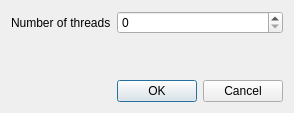
Before: the Qt Designer form ui/ui/resources/designer_files/options.ui in AeroNotix/pdftotif, drawn with Qt 5.
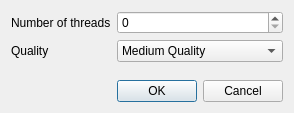
After: the same form once the commit is applied.

Commit message: Added resolution changer in options.dlg

```diff
--- a/ui/ui/resources/designer_files/options.ui
+++ b/ui/ui/resources/designer_files/options.ui
@@ -2,11 +2,19 @@
 <ui version="4.0">
  <class>Dialog</class>
  <widget class="QDialog" name="Dialog">
+  <property name="geometry">
+   <rect>
+    <x>0</x>
+    <y>0</y>
+    <width>270</width>
+    <height>113</height>
+   </rect>
+  </property>
   <property name="windowTitle">
    <string>Dialog</string>
   </property>
   <layout class="QGridLayout" name="gridLayout">
-   <item row="2" column="1">
+   <item row="3" column="1">
     <widget class="QDialogButtonBox" name="buttonBox">
      <property name="orientation">
       <enum>Qt::Horizontal</enum>
@@ -23,7 +31,7 @@
      </property>
     </widget>
    </item>
-   <item row="1" column="1">
+   <item row="2" column="1">
     <spacer name="verticalSpacer">
      <property name="orientation">
       <enum>Qt::Vertical</enum>
@@ -43,6 +51,45 @@
      </property>
     </widget>
    </item>
+   <item row="1" column="1">
+    <widget class="QComboBox" name="comboBox">
+     <property name="currentIndex">
+      <number>2</number>
+     </property>
+     <item>
+      <property name="text">
+       <string>Very Low Quality</string>
+      </property>
+     </item>
+     <item>
+      <property name="text">
+       <string>Low Quality</string>
+      </property>
+     </item>
+     <item>
+      <property name="text">
+       <string>Medium Quality</string>
+      </property>
+     </item>
+     <item>
+      <property name="text">
+       <string>High Quality</string>
+      </property>
+     </item>
+     <item>
+      <property name="text">
+       <string>Very High Quality</string>
+      </property>
+     </item>
+    </widget>
+   </item>
+   <item row="1" column="0">
+    <widget class="QLabel" name="label_2">
+     <property name="text">
+      <string>Quality</string>
+     </property>
+    </widget>
+   </item>
   </layout>
  </widget>
  <resources/>
```
Left out of the diff: 19 changed lines with no effect on the pictures. The commit also changes 4 other files.
